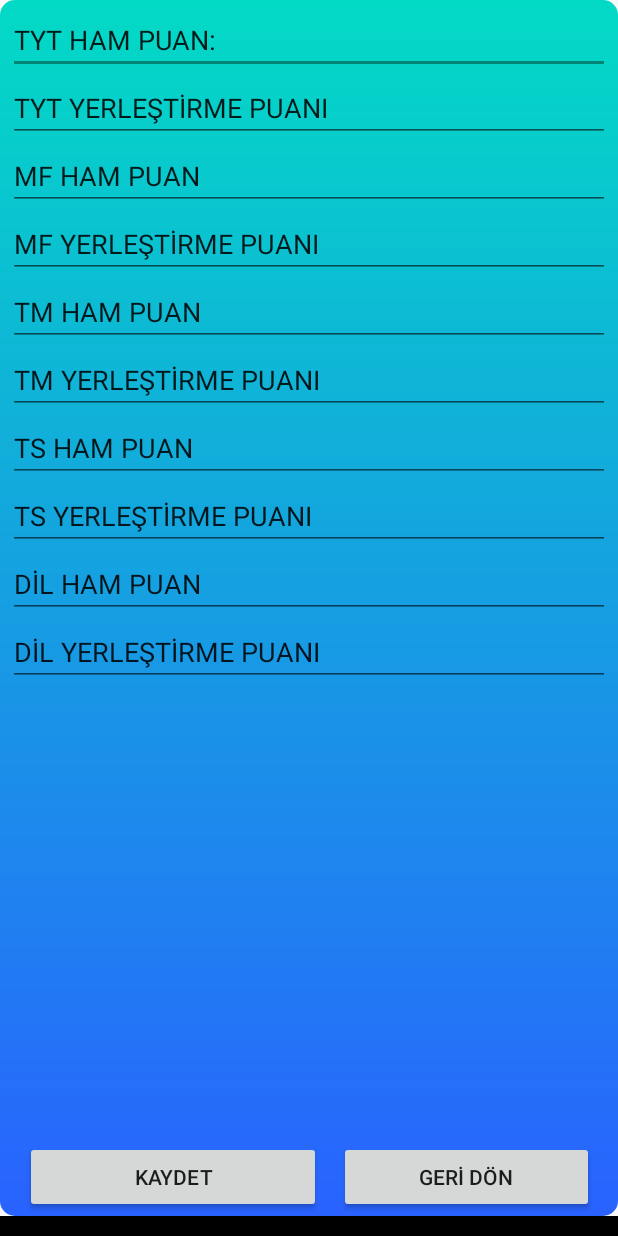
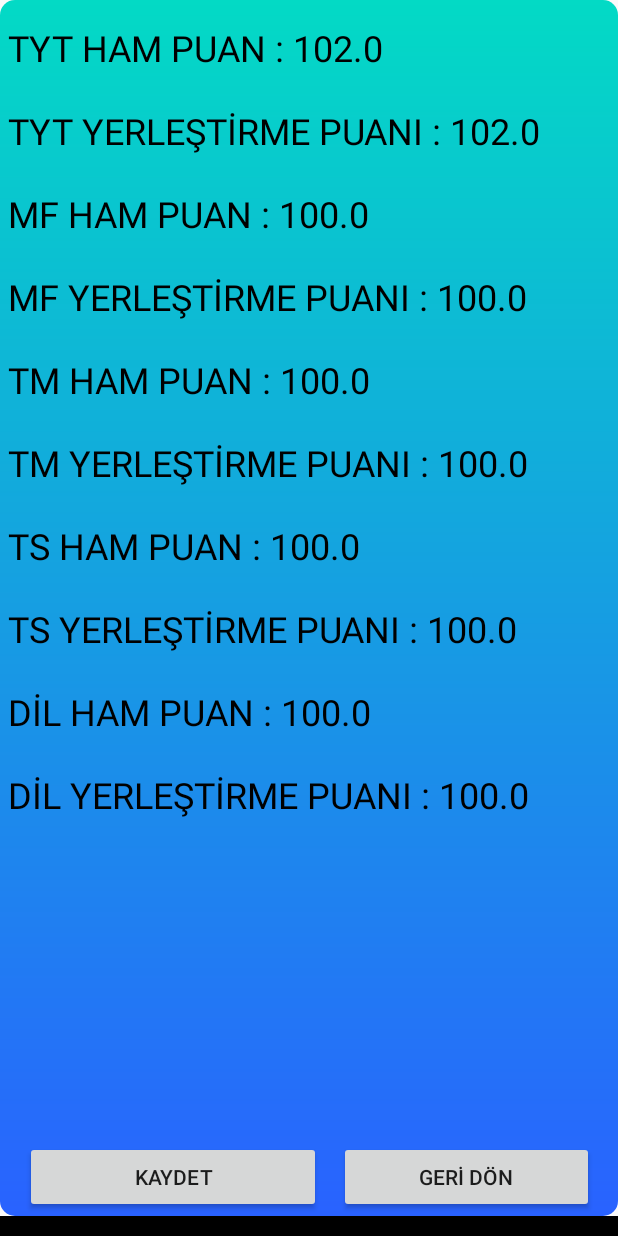
Before and after one commit to zplmco001/ST-Scheduler, an Android app: the fragment Sonuclar shown on its own in the app's theme, after a tap on "HESAPLA", on a phone screen of 412 x 824 dp. Run offline under Robolectric (Android 15) with nearby library versions, the phone set to English and light mode, and no system bars; 1 other tap on this screen came first.

Commit message:
Puan hesaplama güncellendi

```diff
--- a/Desktop/Trial/app/src/main/java/com/trial/kk/trial/PopResult.java
+++ b/Desktop/Trial/app/src/main/java/com/trial/kk/trial/PopResult.java
@@ -1,17 +1,56 @@
 package com.trial.kk.trial;
 
+import android.content.Intent;
 import android.os.Bundle;
 import android.support.v7.app.AppCompatActivity;
 import android.util.DisplayMetrics;
 import android.view.Gravity;
+import android.view.View;
 import android.view.WindowManager;
+import android.widget.Button;
+import android.widget.EditText;
+import android.widget.Toast;
 
 public class PopResult extends AppCompatActivity {
+
+    private EditText tythampuan,tytyerpuan,mfhampuan,mfyerpuan,tmhampuan,tmyerpuan;
+    private EditText tshampuan,tsyerpuan,dilhampuan,dilyerpuan;
+    private Button kaydet,geridön;
 
     @Override
     protected void onCreate(Bundle savedInstanceState) {
         super.onCreate(savedInstanceState);
         setContentView(R.layout.activity_pop_result);
+
+        tythampuan = (EditText) findViewById(R.id.tythampuan);
+        tytyerpuan = (EditText) findViewById(R.id.tytyerpuan);
+        mfhampuan = (EditText) findViewById(R.id.mfhampuan);
+        mfyerpuan = (EditText) findViewById(R.id.mfyerpuan);
+        tmhampuan = (EditText) findViewById(R.id.tmhampuan);
+        tmyerpuan = (EditText) findViewById(R.id.tmyerpuan);
+        tshampuan = (EditText) findViewById(R.id.tshampuan);
+        tsyerpuan = (EditText) findViewById(R.id.tsyerpuan);
+        dilhampuan = (EditText) findViewById(R.id.dilhampuan);
+        dilyerpuan = (EditText) findViewById(R.id.dilyerpuan);
+
+        kaydet = (Button) findViewById(R.id.button3);
+        geridön = (Button) findViewById(R.id.button4);
+
+
+
+        Intent incoming = getIntent();
+
+        tythampuan.setText("TYT HAM PUAN : "+incoming.getStringExtra("tythampuan"));
+        tytyerpuan.setText("TYT YERLEŞTİRME PUANI : "+incoming.getStringExtra("tytyerpuan"));
+        mfhampuan.setText("MF HAM PUAN : "+incoming.getStringExtra("mfhampuan"));
+        mfyerpuan.setText("MF YERLEŞTİRME PUANI : "+incoming.getStringExtra("mfyerpuan"));
+        tmhampuan.setText("TM HAM PUAN : "+incoming.getStringExtra("tmhampuan"));
+        tmyerpuan.setText("TM YERLEŞTİRME PUANI : "+incoming.getStringExtra("tmyerpuan"));
+        tshampuan.setText("TS HAM PUAN : "+incoming.getStringExtra("tshampuan"));
+        tsyerpuan.setText("TS YERLEŞTİRME PUANI : "+incoming.getStringExtra("tsyerpuan"));
+        dilhampuan.setText("DİL HAM PUAN : "+incoming.getStringExtra("dilhampuan"));
+        dilyerpuan.setText("DİL YERLEŞTİRME PUANI : "+incoming.getStringExtra("dilyerpuan"));
+
 
         DisplayMetrics dm = new DisplayMetrics();
         getWindowManager().getDefaultDisplay().getMetrics(dm);
@@ -28,5 +67,19 @@ public class PopResult extends AppCompatActivity {
 
         getWindow().setAttributes(params);
 
+        kaydet.setOnClickListener(new View.OnClickListener() {
+            @Override
+            public void onClick(View view) {
+                Toast.makeText(getApplicationContext(),"Sonuçlar kaydedildi.",Toast.LENGTH_LONG).show();
+            }
+        });
+
+        geridön.setOnClickListener(new View.OnClickListener() {
+            @Override
+            public void onClick(View view) {
+
+            }
+        });
+
     }
 }
--- a/Desktop/Trial/app/src/main/java/com/trial/kk/trial/Sonuclar.java
+++ b/Desktop/Trial/app/src/main/java/com/trial/kk/trial/Sonuclar.java
@@ -214,6 +214,17 @@ public class Sonuclar extends Fragment {
             +dilYerPuan);
 
             Intent i = new Intent(getContext(),PopResult.class);
+            i.putExtra("tythampuan",String.valueOf(tytHamPuan));
+            i.putExtra("tytyerpuan",String.valueOf(tytYerPuan));
+            i.putExtra("mfhampuan",String.valueOf(mfHamPuan));
+            i.putExtra("mfyerpuan",String.valueOf(mfYerPuan));
+            i.putExtra("tmhampuan",String.valueOf(tmHamPuan));
+            i.putExtra("tmyerpuan",String.valueOf(tmYerPuan));
+            i.putExtra("tshampuan",String.valueOf(tsHamPuan));
+            i.putExtra("tsyerpuan",String.valueOf(tsYerPuan));
+            i.putExtra("dilhampuan",String.valueOf(dilHamPuan));
+            i.putExtra("dilyerpuan",String.valueOf(dilYerPuan));
+
             startActivity(i);
 
         }
--- a/Desktop/Trial/app/src/main/res/layout/activity_pop_result.xml
+++ b/Desktop/Trial/app/src/main/res/layout/activity_pop_result.xml
@@ -8,7 +8,9 @@
     android:background="@drawable/pop_bg"
     tools:context="com.trial.kk.trial.PopResult"
     tools:layout_editor_absoluteY="25dp"
-    tools:layout_editor_absoluteX="0dp">
+    tools:layout_editor_absoluteX="0dp"
+    android:focusable="true"
+    android:focusableInTouchMode="true">
 
     <Button
         android:id="@+id/button3"
@@ -38,21 +40,22 @@
         tools:layout_constraintRight_creator="1" />
 
     <ScrollView
+        android:id="@+id/scrollView2"
         android:layout_width="0dp"
         android:layout_height="0dp"
-        tools:layout_constraintTop_creator="1"
+        android:layout_marginBottom="5dp"
+        android:layout_marginEnd="5dp"
+        android:layout_marginStart="5dp"
+        android:layout_marginTop="4dp"
+        app:layout_constraintBottom_toTopOf="@+id/button3"
+        app:layout_constraintLeft_toLeftOf="parent"
+        app:layout_constraintRight_toRightOf="parent"
+        app:layout_constraintTop_toTopOf="parent"
+        app:layout_constraintVertical_bias="0.0"
+        tools:layout_constraintBottom_creator="1"
+        tools:layout_constraintLeft_creator="1"
         tools:layout_constraintRight_creator="1"
-        tools:layout_constraintBottom_creator="1"
-        app:layout_constraintBottom_toTopOf="@+id/button3"
-        android:layout_marginStart="5dp"
-        android:layout_marginEnd="5dp"
-        app:layout_constraintRight_toRightOf="parent"
-        android:id="@+id/scrollView2"
-        android:layout_marginTop="4dp"
-        tools:layout_constraintLeft_creator="1"
-        android:layout_marginBottom="5dp"
-        app:layout_constraintLeft_toLeftOf="parent"
-        app:layout_constraintTop_toTopOf="parent">
+        tools:layout_constraintTop_creator="1">
 
         <GridLayout
             android:layout_width="match_parent"
@@ -60,103 +63,144 @@
 
 
             <EditText
+                android:id="@+id/tythampuan"
                 android:layout_width="match_parent"
-                android:layout_height="wrap_content"
+                android:layout_height="55dp"
                 android:layout_column="0"
                 android:layout_row="0"
+                android:background="@android:color/transparent"
                 android:ems="10"
-                android:inputType="textPersonName"
-                android:text="TYT HAM PUAN:" />
+                android:enabled="false"
+                android:inputType=""
+                android:text="SELAM TEST"
+                android:textColor="#000"
+                android:textSize="24sp" />
 
             <EditText
 
+                android:id="@+id/tytyerpuan"
                 android:layout_width="match_parent"
-                android:layout_height="wrap_content"
+                android:layout_height="55dp"
                 android:layout_column="0"
                 android:layout_row="1"
+                android:background="@android:color/transparent"
                 android:ems="10"
-                android:inputType="textPersonName"
-                android:text="TYT YERLEŞTİRME PUANI" />
+                android:enabled="false"
+                android:inputType=""
+                android:textColor="#000"
+                android:textSize="24sp" />
 
             <EditText
 
+                android:id="@+id/mfhampuan"
                 android:layout_width="match_parent"
-                android:layout_height="wrap_content"
+                android:layout_height="55dp"
                 android:layout_column="0"
                 android:layout_row="2"
+                android:background="@android:color/transparent"
                 android:ems="10"
-                android:inputType="textPersonName"
-                android:text="MF HAM PUAN" />
+                android:enabled="false"
+                android:inputType=""
+                android:textColor="#000"
+                android:textSize="24sp" />
 
             <EditText
 
+                android:id="@+id/mfyerpuan"
                 android:layout_width="match_parent"
-                android:layout_height="wrap_content"
+                android:layout_height="55dp"
                 android:layout_column="0"
                 android:layout_row="3"
+                android:background="@android:color/transparent"
                 android:ems="10"
-                android:inputType="textPersonName"
-                android:text="MF YERLEŞTİRME PUANI" />
+                android:enabled="false"
+                android:inputType=""
+                android:textColor="#000"
+                android:textSize="24sp" />
 
             <EditText
 
+                android:id="@+id/tmhampuan"
                 android:layout_width="match_parent"
-                android:layout_height="wrap_content"
+                android:layout_height="55dp"
                 android:layout_column="0"
                 android:layout_row="4"
+                android:background="@android:color/transparent"
                 android:ems="10"
-                android:inputType="textPersonName"
-                android:text="TM HAM PUAN" />
+                android:enabled="false"
+                android:inputType=""
+                android:textColor="#000"
+                android:textSize="24sp" />
 
             <EditText
 
+                android:id="@+id/tmyerpuan"
                 android:layout_width="match_parent"
-                android:layout_height="wrap_content"
+                android:layout_height="55dp"
                 android:layout_column="0"
                 android:layout_row="5"
+                android:background="@android:color/transparent"
                 android:ems="10"
-                android:inputType="textPersonName"
-                android:text="TM YERLEŞTİRME PUANI" />
+                android:enabled="false"
+                android:inputType=""
+                android:textColor="#000"
+                android:textSize="24sp" />
 
             <EditText
 
+                android:id="@+id/tshampuan"
                 android:layout_width="match_parent"
-                android:layout_height="wrap_content"
+                android:layout_height="55dp"
                 android:layout_column="0"
                 android:layout_row="6"
+                android:background="@android:color/transparent"
                 android:ems="10"
-                android:inputType="textPersonName"
-                android:text="TS HAM PUAN" />
+                android:enabled="false"
+                android:inputType=""
+                android:textColor="#000"
+                android:textSize="24sp" />
 
             <EditText
 
+                android:id="@+id/tsyerpuan"
                 android:layout_width="match_parent"
-                android:layout_height="wrap_content"
+                android:layout_height="55dp"
                 android:layout_column="0"
                 android:layout_row="7"
+                android:background="@android:color/transparent"
                 android:ems="10"
-                android:inputType="textPersonName"
-                android:text="TS YERLEŞTİRME PUANI" />
+                android:enabled="false"
+                android:inputType=""
+                android:textColor="#000"
+                android:textSize="24sp" />
 
             <EditText
 
+                android:id="@+id/dilhampuan"
                 android:layout_width="match_parent"
-                android:layout_height="wrap_content"
+                android:layout_height="55dp"
                 android:layout_column="0"
                 android:layout_row="8"
+                android:background="@android:color/transparent"
                 android:ems="10"
-                android:inputType="textPersonName"
-                android:text="DİL HAM PUAN" />
+                android:enabled="false"
+                android:inputType=""
+                android:textColor="#000"
+                android:textSize="24sp" />
 
             <EditText
 
+                android:id="@+id/dilyerpuan"
                 android:layout_width="match_parent"
-                android:layout_height="wrap_content"
+                android:layout_height="55dp"
                 android:layout_column="0"
                 android:layout_row="9"
+                android:background="@android:color/transparent"
                 android:ems="10"
-                android:inputType="textPersonName"
-                android:text="DİL YERLEŞTİRME PUANI" />
+                android:enabled="false"
+                android:inputType=""
+                android:textColor="#000"
+                android:textSize="24sp" />
 
 
         </GridLayout>
```
